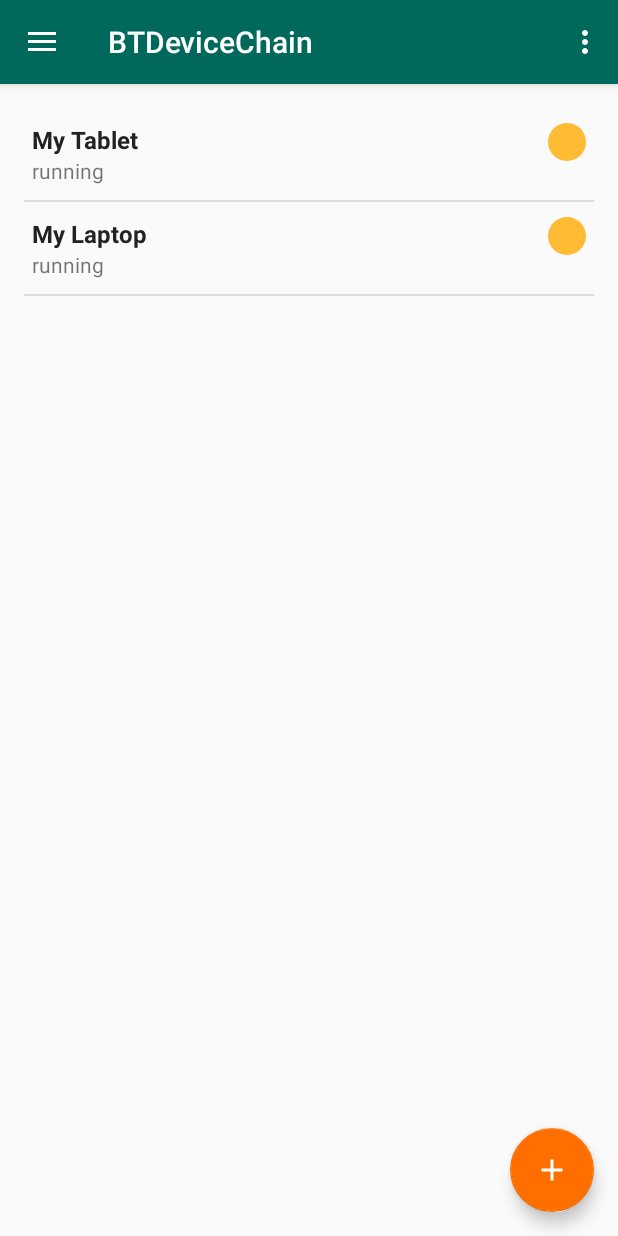
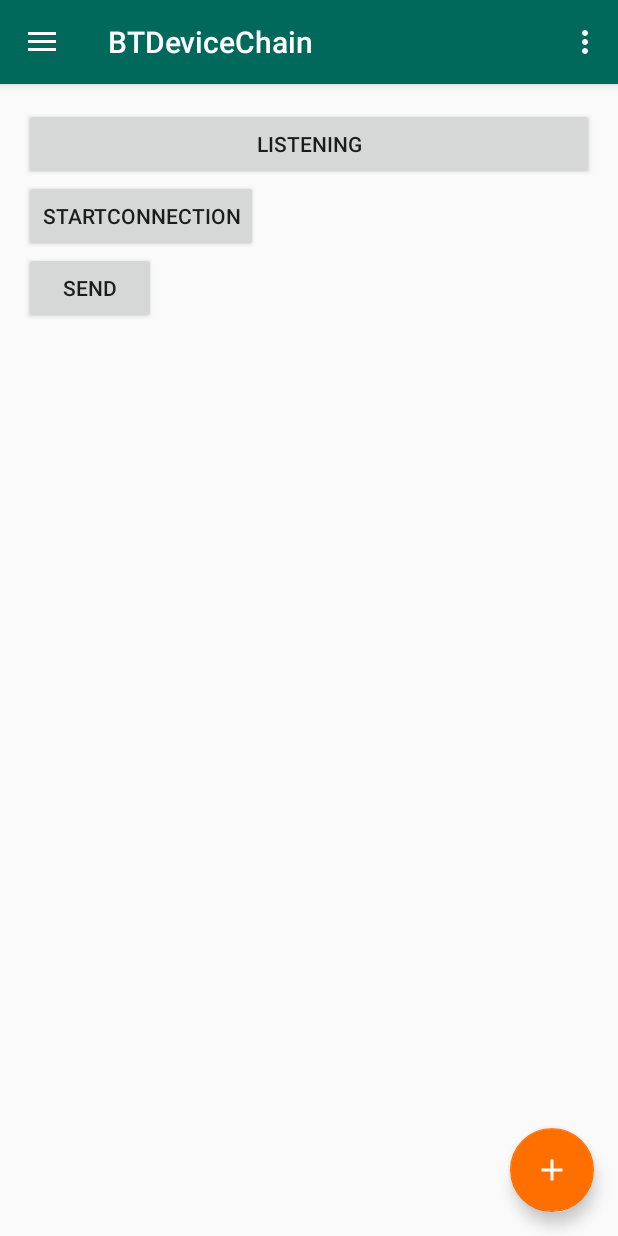
Before and after one commit to ChanakaR/BTDeviceChain, an Android app: the screen it shows after launch (MainActivity), on a phone screen of 412 x 824 dp. Run offline under Robolectric (Android 15) with nearby library versions, the phone set to English and light mode, and no system bars.

Commit message:
added functionality to connect two bluetooth devices and message passing between them

```diff
--- a/app/src/main/java/com/wbn/uom/btdevicechain/MainActivity.java
+++ b/app/src/main/java/com/wbn/uom/btdevicechain/MainActivity.java
@@ -1,6 +1,7 @@
 package com.wbn.uom.btdevicechain;
 
 import android.bluetooth.BluetoothAdapter;
+import android.bluetooth.BluetoothDevice;
 import android.net.Uri;
 import android.os.Bundle;
 import android.support.design.widget.FloatingActionButton;
@@ -24,50 +25,27 @@ import com.wbn.uom.btdevicechain.model.Device;
 import com.wbn.uom.btdevicechain.view.DeviceSelectScreenFragment;
 import com.wbn.uom.btdevicechain.view.HomeScreenFragment;
 
+import java.util.ArrayList;
 import java.util.List;
 
 public class MainActivity extends AppCompatActivity
         implements NavigationView.OnNavigationItemSelectedListener {
 
-//    public BluetoothAdapter BTAdapter;
-//    List<Device> deviceItemList;
-//    public static int REQUEST_BLUETOOTH = 1;
+    public Bluetooth bluetooth;
+    private String my_post = null;          // MASTER OR SLAVE
+    private List<Device> selectedBluetoothDevices;
+    private boolean deviceAddedFlag;
 
-    public Bluetooth bluetooth;
 
     @Override
     protected void onCreate(Bundle savedInstanceState) {
         super.onCreate(savedInstanceState);
 
+        selectedBluetoothDevices = new ArrayList<>();
+        deviceAddedFlag = false;
         bluetooth = new Bluetooth(this);
-
-        // check for bluetooth adapter
-//        BTAdapter = BluetoothAdapter.getDefaultAdapter();
-        // Phone does not support Bluetooth so let the user know and exit.
-//        if (BTAdapter == null) {
-//            new AlertDialog.Builder(this)
-//                    .setTitle("Not compatible")
-//                    .setMessage("Your phone does not support Bluetooth")
-//                    .setPositiveButton("Exit", new DialogInterface.OnClickListener() {
-//                        public void onClick(DialogInterface dialog, int which) {
-//                            System.exit(0);
-//                        }
-//                    })
-//                    .setIcon(android.R.drawable.ic_dialog_alert)
-//                    .show();
-//        }
-
-        // if bluetooth  is not enabled then enable
-//        if (!BTAdapter.isEnabled()) {
-//            Intent enableBT = new Intent(BluetoothAdapter.ACTION_REQUEST_ENABLE);
-//            startActivityForResult(enableBT, REQUEST_BLUETOOTH);
-//        }
-
         bluetooth.checkBluetoothAdapter();
         bluetooth.enableBluetooth();
-
-
-
 
         setContentView(R.layout.activity_main);
         Toolbar toolbar = (Toolbar) findViewById(R.id.toolbar);
@@ -179,4 +157,24 @@ public class MainActivity extends AppCompatActivity
         ft.addToBackStack(null).commit();
     }
 
+    public List<Device> getSelectedDeviceList(){
+        return this.selectedBluetoothDevices;
+    }
+
+    public void deviceListChanged(Device device){
+        this.selectedBluetoothDevices.add(device);
+        this.deviceAddedFlag = true;
+    }
+
+    public boolean isDeviceAdded(){
+        return this.deviceAddedFlag;
+    }
+
+    public void resetDeviceAddedFlag(){
+        this.deviceAddedFlag = false;
+    }
+
+
+
+
 }
--- a/app/src/main/java/com/wbn/uom/btdevicechain/btconnection/Bluetooth.java
+++ b/app/src/main/java/com/wbn/uom/btdevicechain/btconnection/Bluetooth.java
@@ -3,17 +3,12 @@ package com.wbn.uom.btdevicechain.btconnection;
 import android.app.Activity;
 import android.bluetooth.BluetoothAdapter;
 import android.bluetooth.BluetoothDevice;
-import android.content.BroadcastReceiver;
 import android.content.Context;
 import android.content.DialogInterface;
 import android.content.Intent;
 import android.content.IntentFilter;
 import android.support.v7.app.AlertDialog;
-import android.util.Log;
-
-import com.wbn.uom.btdevicechain.MainActivity;
 import com.wbn.uom.btdevicechain.model.Device;
-import com.wbn.uom.btdevicechain.view.SearchDeviceFragment;
 
 import java.util.ArrayList;
 import java.util.List;
@@ -28,10 +23,10 @@ public class Bluetooth {
     public static int REQUEST_BLUETOOTH = 1;
     private BluetoothAdapter bluetoothAdapter;
     private Context context;
-    private BrdcardReceiver broadcardReciever;
+    private DiscoveryBroadcastReceiver broadcardReciever;
 
     public Bluetooth(Context context){
-        broadcardReciever = new BrdcardReceiver();
+        broadcardReciever = new DiscoveryBroadcastReceiver();
         this.bluetoothAdapter = BluetoothAdapter.getDefaultAdapter();
         this.context = context;
     }
@@ -65,7 +60,7 @@ public class Bluetooth {
         Set<BluetoothDevice> pairedDevices = this.bluetoothAdapter.getBondedDevices();
         if (pairedDevices.size() > 0) {
             for (BluetoothDevice device : pairedDevices) {
-                Device newDevice= new Device(device.getName(),device.getAddress(),"false");
+                Device newDevice= new Device(device);
                 pairedDeviceList.add(newDevice);
             }
         }
--- a/app/src/main/java/com/wbn/uom/btdevicechain/btconnection/BrdcardReceiver.java
+++ b/app/src/main/java/com/wbn/uom/btdevicechain/btconnection/DiscoveryBroadcastReceiver.java
@@ -14,7 +14,7 @@ import com.wbn.uom.btdevicechain.view.SearchDeviceFragment;
  * Created by inocer on 5/29/17.
  */
 
-public class BrdcardReceiver extends BroadcastReceiver{
+public class DiscoveryBroadcastReceiver extends BroadcastReceiver{
 
     @Override
     public void onReceive(Context context, Intent intent) {
--- a/app/src/main/java/com/wbn/uom/btdevicechain/da/DeviceAccess.java
+++ b/app/src/main/java/com/wbn/uom/btdevicechain/da/DeviceAccess.java
@@ -13,18 +13,18 @@ public class DeviceAccess {
     List<Device> deviceList = new ArrayList<>();
 
     public DeviceAccess(){
-        prepareDummyData();
-    }
+//        prepareDummyData();
+   }
 
-    private void prepareDummyData(){
-        Device device = new Device("My Tablet","1234","false");
-        device.setState("running");
-        deviceList.add(device);
-
-        device = new Device("My Laptop","1234","false");
-        device.setState("running");
-        deviceList.add(device);
-    }
+//    private void prepareDummyData(){
+//        Device device = new Device("My Tablet","1234","false");
+//        device.setState("running");
+//        deviceList.add(device);
+//
+//        device = new Device("My Laptop","1234","false");
+//        device.setState("running");
+//        deviceList.add(device);
+//    }
 
     public List<Device> getDeviceList(){
         return this.deviceList;
--- a/app/src/main/java/com/wbn/uom/btdevicechain/model/Device.java
+++ b/app/src/main/java/com/wbn/uom/btdevicechain/model/Device.java
@@ -1,51 +1,56 @@
 package com.wbn.uom.btdevicechain.model;
+
+import android.bluetooth.BluetoothDevice;
 
 import java.util.List;
 
 /**
  * Created by chanaka on 4/16/17.
  * Class name   : Device
- * Purpose      : Class for represent a group of devices. Contain device information
+ * Purpose      : Class for represent a device. Contain device information
  */
 
 public class Device {
-    private String name;
-    private String address;
+
+
+    private String displayName;
     private String state;
-    private Boolean connected;
+    private BluetoothDevice bDevice;
 
-    public Device(String name,String address, String connected){
-        this.name = name;
-        this.address = address;
-        if(connected == "true"){
-            this.connected = true;
-        }
-        else{
-            this.connected = false;
-        }
+    public Device(BluetoothDevice device){
+        this.bDevice = device;
+        this.state = "DISABLED";
+        this.displayName = device.getName();
     }
 
-    public void setName(String name) {
-        this.name = name;
+
+    public String getDisplayName() {
+        return displayName;
     }
 
-    public String getName() {
-        return name;
+    public String getState() {
+        return state;
+    }
+
+    public BluetoothDevice getbDevice() {
+        return bDevice;
+    }
+
+
+    public void setDisplayName(String displayName) {
+        this.displayName = displayName;
     }
 
     public void setState(String state) {
         this.state = state;
     }
 
-    public String getState() {
-        return state;
+    public void setbDevice(BluetoothDevice bDevice) {
+        this.bDevice = bDevice;
     }
 
-    public Boolean getConnected() { return connected; }
+    public String getMacAddress(){
+        return this.bDevice.getAddress();
+    }
 
-    public String getAddress(){ return this.address; }
-
-    public int getDeviceCount(){
-        return 3;
-    }
 }
--- a/app/src/main/java/com/wbn/uom/btdevicechain/view/DeviceListNotConnectedAdapter.java
+++ b/app/src/main/java/com/wbn/uom/btdevicechain/view/DeviceListNotConnectedAdapter.java
@@ -42,7 +42,7 @@ public class DeviceListNotConnectedAdapter extends RecyclerView.Adapter<DeviceLi
     @Override
     public void onBindViewHolder(DeviceListNotConnectedAdapter.DeviceListViewHolder holder, int position) {
         Device device = deviceList.get(position);
-        holder.device_public_name.setText(device.getName());
+        holder.device_public_name.setText(device.getDisplayName());
     }
 
     @Override
--- a/app/src/main/java/com/wbn/uom/btdevicechain/view/DeviceListConnectedAdapter.java
+++ b/app/src/main/java/com/wbn/uom/btdevicechain/view/DeviceListSelectedAdapter.java
@@ -13,11 +13,11 @@ import java.util.List;
 
 /**
  * Created by   : chanaka on 4/19/17.
- * Class name   : DeviceListConnectedAdapter
+ * Class name   : DeviceListSelectedAdapter
  * Purpose      : Adapter class for network list view in home screen
  */
 
-public class DeviceListConnectedAdapter extends RecyclerView.Adapter<DeviceListConnectedAdapter.DeviceListViewHolder> {
+public class DeviceListSelectedAdapter extends RecyclerView.Adapter<DeviceListSelectedAdapter.DeviceListViewHolder> {
 
     private List<Device> deviceList;
 
@@ -30,7 +30,7 @@ public class DeviceListConnectedAdapter extends RecyclerView.Adapter<DeviceListC
         }
     }
 
-    public DeviceListConnectedAdapter(List<Device> deviceList){
+    public DeviceListSelectedAdapter(List<Device> deviceList){
         this.deviceList = deviceList;
     }
 
@@ -45,7 +45,7 @@ public class DeviceListConnectedAdapter extends RecyclerView.Adapter<DeviceListC
     @Override
     public void onBindViewHolder(DeviceListViewHolder holder, int position) {
         Device device = deviceList.get(position);
-        holder.network_name.setText(device.getName());
+        holder.network_name.setText(device.getDisplayName());
         holder.device_state.setText(device.getState());
     }
 
--- a/app/src/main/java/com/wbn/uom/btdevicechain/view/HomeScreenFragment.java
+++ b/app/src/main/java/com/wbn/uom/btdevicechain/view/HomeScreenFragment.java
@@ -1,21 +1,28 @@
 package com.wbn.uom.btdevicechain.view;
 
+import android.bluetooth.BluetoothDevice;
 import android.os.Bundle;
 import android.support.v4.app.Fragment;
 import android.support.v7.widget.DefaultItemAnimator;
 import android.support.v7.widget.LinearLayoutManager;
 import android.support.v7.widget.RecyclerView;
+import android.util.Log;
 import android.view.LayoutInflater;
 import android.view.View;
 import android.view.ViewGroup;
+import android.widget.Button;
 import android.widget.Toast;
 
+import com.wbn.uom.btdevicechain.MainActivity;
 import com.wbn.uom.btdevicechain.R;
+import com.wbn.uom.btdevicechain.btconnection.BluetoothCommunicationService;
 import com.wbn.uom.btdevicechain.da.DeviceAccess;
 import com.wbn.uom.btdevicechain.model.Device;
 
+import java.nio.charset.Charset;
 import java.util.ArrayList;
 import java.util.List;
+import java.util.UUID;
 
 /*
  * Created by   : Chanaka
@@ -27,8 +34,20 @@ public class HomeScreenFragment extends Fragment {
 
     private List<Device> deviceList = new ArrayList<>();
     private RecyclerView recyclerView;
-    private DeviceListConnectedAdapter deviceListConnectedAdapter;
+    private DeviceListSelectedAdapter deviceListSelectedAdapter;
     private DeviceAccess deviceAccess;
+
+    private BluetoothCommunicationService bluetoothCommunicationService;
+
+    private static final UUID MY_UUID_INSECURE =
+            UUID.fromString("8ce255c0-200a-11e0-ac64-0800200c9a66");
+
+    private BluetoothDevice selectedDevice;
+    private static List<BluetoothDevice> bluetoothDeviceSelectedList = new ArrayList<>();
+
+    Button btnStartConnection;
+    Button btnSend;
+    Button startListening;
 
     @Override
     public void onCreate(Bundle savedInstanceState) {
@@ -37,6 +56,11 @@ public class HomeScreenFragment extends Fragment {
         // Initialize dataset, this data would usually come from a local content provider or
         // remote server.
         deviceAccess = new DeviceAccess();
+
+    }
+
+    public void startBTConnection(BluetoothDevice device, UUID uuid){
+        bluetoothCommunicationService.startClient(device,uuid);
     }
 
     @Override
@@ -46,22 +70,26 @@ public class HomeScreenFragment extends Fragment {
         View view = inflater.inflate(R.layout.fragment_home_screen, container, false);
 
         recyclerView = (RecyclerView) view.findViewById(R.id.network_list_recycler_view);
+        btnStartConnection = (Button) view.findViewById(R.id.btnStartConnection);
+        btnSend = (Button)view.findViewById(R.id.btnSend);
+        startListening = (Button) view.findViewById(R.id.btnStartListnening);
 
-        deviceListConnectedAdapter = new DeviceListConnectedAdapter(deviceAccess.getDeviceList());
+        deviceList = ((MainActivity)getActivity()).getSelectedDeviceList();
+        deviceListSelectedAdapter = new DeviceListSelectedAdapter(deviceList);
         RecyclerView.LayoutManager mLayoutManager = new LinearLayoutManager(getActivity());
 
         recyclerView.setLayoutManager(mLayoutManager);
 
         recyclerView.setItemAnimator(new DefaultItemAnimator());
         recyclerView.addItemDecoration(new RecyclerViewItemDecorator(this.getContext(), LinearLayoutManager.VERTICAL));
-        recyclerView.setAdapter(deviceListConnectedAdapter);
+        recyclerView.setAdapter(deviceListSelectedAdapter);
 
         recyclerView.addOnItemTouchListener(new RecyclerViewTouchListener(getActivity().getApplicationContext(),
                 recyclerView, new RecyclerViewClickListener() {
             @Override
             public void onClick(View view, int position) {
-                Device device = deviceAccess.getByPosition(position);
-                Toast.makeText(getActivity().getApplicationContext(), device.getName() + " is selected!", Toast.LENGTH_SHORT).show();
+                Device device = deviceList.get(position);
+                Toast.makeText(getActivity().getApplicationContext(), device.getDisplayName() + " is selected!", Toast.LENGTH_SHORT).show();
             }
 
             @Override
@@ -70,10 +98,57 @@ public class HomeScreenFragment extends Fragment {
             }
         }));
 
+        btnStartConnection.setOnClickListener(new View.OnClickListener(){
+            public void onClick(View view1){
+                startConnection();
+            }
+        });
 
+        btnSend.setOnClickListener(new View.OnClickListener(){
+            public void onClick(View view1){
+                byte[] bytes = "Hi I am a client".getBytes(Charset.defaultCharset());
+                bluetoothCommunicationService.write(bytes);
+            }
+        });
 
+        startListening.setOnClickListener(new View.OnClickListener(){
+            public void onClick(View view1){
+                bluetoothCommunicationService = new BluetoothCommunicationService(getContext());
+            }
+        });
         // Inflate the layout for this fragment
         return view;
     }
 
+    public void startConnection(){
+        startBTConnection(selectedDevice,MY_UUID_INSECURE);
+    }
+
+    public static void addDevice(BluetoothDevice device){
+        bluetoothDeviceSelectedList.add(device);
+    }
+
+    @Override
+    public void onResume(){
+        super.onResume();
+        Log.d("AWAAAA","MAGAAAAAAAAAAAAAAAAAAAAAAAAAAAAAA");
+        if(((MainActivity)getActivity()).isDeviceAdded()){
+            Log.d("AWAAAA","ATTTTTTTTTTTTTTTTTTTTTTTTTTTTTTTTTTTTT");
+            dataSetChanged();
+        }
+    }
+
+    private void dataSetChanged(){
+        //prepareDataSet();
+        deviceListSelectedAdapter.notifyDataSetChanged();
+        ((MainActivity)getActivity()).resetDeviceAddedFlag();
+    }
+
+    private void prepareDataSet(){
+        this.deviceList.clear();
+        if(((MainActivity)getActivity()).getSelectedDeviceList().size() > 0){
+            Log.d("AWAAAA","AWOOOOOOOOOOOOOOOOOOOOOOOOOOOOOoo");
+            deviceList = ((MainActivity)getActivity()).getSelectedDeviceList();
+        }
+    }
 }
--- a/app/src/main/java/com/wbn/uom/btdevicechain/view/PairedDeviceFragment.java
+++ b/app/src/main/java/com/wbn/uom/btdevicechain/view/PairedDeviceFragment.java
@@ -54,7 +54,7 @@ public class PairedDeviceFragment extends Fragment {
             @Override
             public void onClick(View view, int position) {
                 Device device = deviceList.get(position);
-                Toast.makeText(getActivity().getApplicationContext(), device.getName() + " is selected!", Toast.LENGTH_SHORT).show();
+                Toast.makeText(getActivity().getApplicationContext(), device.getMacAddress() + " is selected!", Toast.LENGTH_SHORT).show();
             }
 
             @Override
--- a/app/src/main/res/layout/fragment_home_screen.xml
+++ b/app/src/main/res/layout/fragment_home_screen.xml
@@ -1,4 +1,4 @@
-<FrameLayout xmlns:android="http://schemas.android.com/apk/res/android"
+<LinearLayout xmlns:android="http://schemas.android.com/apk/res/android"
     xmlns:tools="http://schemas.android.com/tools"
     android:layout_width="match_parent"
     android:layout_height="match_parent"
@@ -6,9 +6,28 @@
     android:paddingLeft="@dimen/activity_horizontal_margin"
     android:paddingRight="@dimen/activity_horizontal_margin"
     android:paddingTop="@dimen/activity_vertical_margin"
+    android:orientation="vertical"
     tools:context=".view.HomeScreenFragment">
 
     <!-- TODO: Update blank fragment layout -->
+    <Button
+        android:text="Listening"
+        android:layout_width="match_parent"
+        android:layout_height="wrap_content"
+        android:id="@+id/btnStartListnening" />
+
+    <Button
+        android:text="StartConnection"
+        android:layout_width="wrap_content"
+        android:layout_height="wrap_content"
+        android:id="@+id/btnStartConnection" />
+
+    <Button
+        android:text="Send"
+        android:layout_width="wrap_content"
+        android:layout_height="wrap_content"
+        android:id="@+id/btnSend" />
+
     <android.support.v7.widget.RecyclerView
         android:id="@+id/network_list_recycler_view"
         android:layout_width="match_parent"
@@ -21,4 +40,4 @@
 
 
 
-</FrameLayout>
+</LinearLayout>
```
Also changed, not shown: app/src/main/java/com/wbn/uom/btdevicechain/btconnection/BluetoothCommunicationService.java (added, +267 -0 lines), app/src/main/java/com/wbn/uom/btdevicechain/view/SearchDeviceFragment.java (+19 -16 lines).
